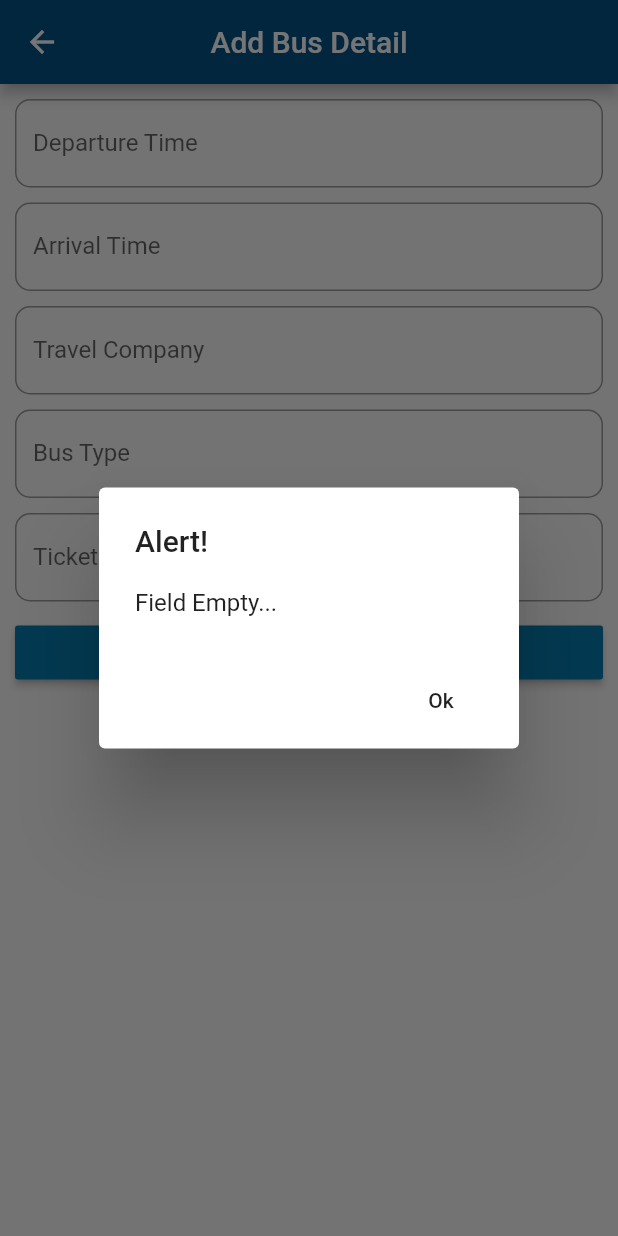
After one commit to pemangodup/E-Bus-Ticketing, a Flutter app: the BusDetail screen opened directly, after a tap on "Save", on a phone screen of 412 x 824 dp. The commit adds this screen. Run offline on Flutter 3.47's test engine with Material 2 defaults, Android fonts, the phone set to English and light mode, and no system bars; our stand-ins replace cloud_firestore, firebase_auth, firebase_core, flutter_datetime_picker; accounts and stored records are empty.

Commit message:
New Commit

```diff
--- /dev/null
+++ b/lib/view/admin_view/bus_detail.dart
@@ -0,0 +1,204 @@
+import 'package:ebusticketing/view/profile/profile.dart';
+import 'package:flutter/material.dart';
+import 'package:cloud_firestore/cloud_firestore.dart';
+
+class BusDetail extends StatefulWidget {
+  BusDetail({this.to, this.from, this.docId});
+  final String to , docId;
+  final String from;
+  @override
+  _BusDetailState createState() => _BusDetailState();
+}
+
+class _BusDetailState extends State<BusDetail> {
+  String from, to;
+  final _dbRef = FirebaseFirestore.instance;
+
+  bool _inputIsValid = true;
+  String depTime, arrivalTime, travelCompany, busType, ticketPrice;
+  TimeOfDay _timeOfDay= TimeOfDay.now();
+  TimeOfDay picked;
+  TextEditingController _timeControllerDeparture = TextEditingController();
+  TextEditingController _timeControllerArrival = TextEditingController();
+
+  //method to pick time from the watch for departure field
+  Future<Null> selectTimeDeparture(BuildContext context) async{
+    picked = await showTimePicker(
+        context: context,
+        initialTime: _timeOfDay
+    );
+    _timeControllerDeparture.text = picked.format(context);
+    setState(() {
+      _timeOfDay = picked;
+    });
+  }
+
+  //method to pick time from the watch for arrival field
+  Future<Null> selectTimeArrival(BuildContext context) async{
+    picked = await showTimePicker(
+        context: context,
+        initialTime: _timeOfDay
+    );
+    _timeControllerArrival.text = picked.format(context);
+    setState(() {
+      _timeOfDay = picked;
+      arrivalTime = _timeOfDay.toString();
+    });
+  }
+
+  // widget to enter numerical data
+  Widget _numField(String numLabel){
+    return  TextField(
+      keyboardType: TextInputType.number,
+      decoration: InputDecoration(
+        labelText: numLabel,
+        errorText: _inputIsValid ? null: 'Please fill the field',
+        border: OutlineInputBorder(
+          borderRadius: BorderRadius.circular(10.0),
+        ),
+      ),
+      onChanged: (value) {
+        ticketPrice = value;
+      },
+    );
+  }
+
+
+  @override
+  Widget build(BuildContext context) {
+    return Scaffold(
+      appBar: AppBar(
+        backgroundColor: Color(0xFF07538a),
+        title: Text(
+            'Add Bus Detail'
+        ),
+        centerTitle: true,
+      ),
+      body: Padding(
+        padding: const EdgeInsets.only(top: 10.0, left: 10.0, right: 10.0),
+        child: ListView(
+          children: <Widget>[
+            TextField(
+              keyboardType: TextInputType.text,
+              decoration: InputDecoration(
+                labelText: 'Departure Time',
+                errorText: _inputIsValid ? null: 'Please fill the field',
+                border: OutlineInputBorder(
+                  borderRadius: BorderRadius.circular(10.0),
+                ),
+              ),
+              onChanged: (value) {
+                depTime = value;
+              },
+            ),
+            SizedBox(height: 10.0,),
+            TextField(
+              keyboardType: TextInputType.text,
+              decoration: InputDecoration(
+                labelText: 'Arrival Time',
+                errorText: _inputIsValid ? null: 'Please fill the field',
+                border: OutlineInputBorder(
+                  borderRadius: BorderRadius.circular(10.0),
+                ),
+              ),
+              onChanged: (value) {
+                arrivalTime = value;
+              },
+            ),
+            SizedBox(height: 10.0,),
+            TextField(
+              keyboardType: TextInputType.text,
+              decoration: InputDecoration(
+                labelText: 'Travel Company',
+                errorText: _inputIsValid ? null: 'Please fill the field',
+                border: OutlineInputBorder(
+                  borderRadius: BorderRadius.circular(10.0),
+                ),
+              ),
+              onChanged: (value) {
+                travelCompany = value;
+              },
+            ),
+            SizedBox(height: 10.0,),
+            TextField(
+              keyboardType: TextInputType.text,
+              decoration: InputDecoration(
+                labelText: 'Bus Type',
+                errorText: _inputIsValid ? null: 'Please fill the field',
+                border: OutlineInputBorder(
+                  borderRadius: BorderRadius.circular(10.0),
+                ),
+              ),
+              onChanged: (value) {
+                busType = value;
+              },
+            ),
+            SizedBox(height: 10.0,),
+            TextField(
+              keyboardType: TextInputType.number,
+              decoration: InputDecoration(
+                labelText: 'Ticket Price',
+                errorText: _inputIsValid ? null: 'Please fill the field',
+                border: OutlineInputBorder(
+                  borderRadius: BorderRadius.circular(10.0),
+                ),
+              ),
+              onChanged: (value) {
+                ticketPrice = value;
+              },
+            ),
+            SizedBox(height: 10.0,),
+            RaisedButton(
+              onPressed: () {
+                if(depTime!=null && arrivalTime!=null && travelCompany!=null && busType!=null && ticketPrice!=null){
+                      _dbRef.collection('BusDetail').doc(widget.docId).collection('Details').doc().setData({
+                          'DepartureTime': depTime,
+                          'ArrivalTime': arrivalTime,
+                          'TravelCompany': travelCompany,
+                          'BusType': busType,
+                          'TicketPrice': ticketPrice,
+                  }).then((value) => print('******************** Added *********************'));
+                  Navigator.pop(context);
+                  showDialog(context: context,
+                      builder: (BuildContext context){
+                        return AlertDialog(
+                          title: Text('Alert!'),
+                          content: Text('The id is ${widget.docId}'),
+                          actions: <Widget>[
+                            FlatButton(
+                              child: Text('Ok'),
+                              onPressed: () {
+                                Navigator.push(context, MaterialPageRoute(builder: (context) => Profile()));
+                              },
+                            ),
+                          ],
+                        );
+                      });
+                }else{
+                  showDialog(context: context,
+                      builder: (BuildContext context){
+                        return AlertDialog(
+                          title: Text('Alert!'),
+                          content: Text('Field Empty...'),
+                          actions: <Widget>[
+                            FlatButton(
+                              child: Text('Ok'),
+                              onPressed: () {
+                                Navigator.pop(context);
+                              },
+                            ),
+                          ],
+                        );
+                      });
+                }
+              },
+              color: Color(0xFF047cb0),
+              child: Text('Save'),
+              textColor: Colors.white,
+            ),
+          ],
+        ),
+      ),
+    );
+  }
+}
--- a/lib/view/search_frame.dart
+++ b/lib/view/search_frame.dart
@@ -1,5 +1,5 @@
 import 'package:cloud_firestore/cloud_firestore.dart';
-import 'package:ebusticketing/view/tickets_list.dart';
+import 'package:ebusticketing/view/tickets_detail_list_tile.dart';
 import 'package:flutter/material.dart';
 import 'package:cloud_firestore/cloud_firestore.dart' as firestore;
 
```
Also changed, not shown: lib/view/admin_view/add_bus_destination_list_tile.dart (added, +41 -0 lines), lib/view/admin_view/add_bus_detail.dart (+89 -134 lines), lib/view/tickets_detail_list_tile.dart (renamed from lib/view/tickets_list.dart, +3 -5 lines).
